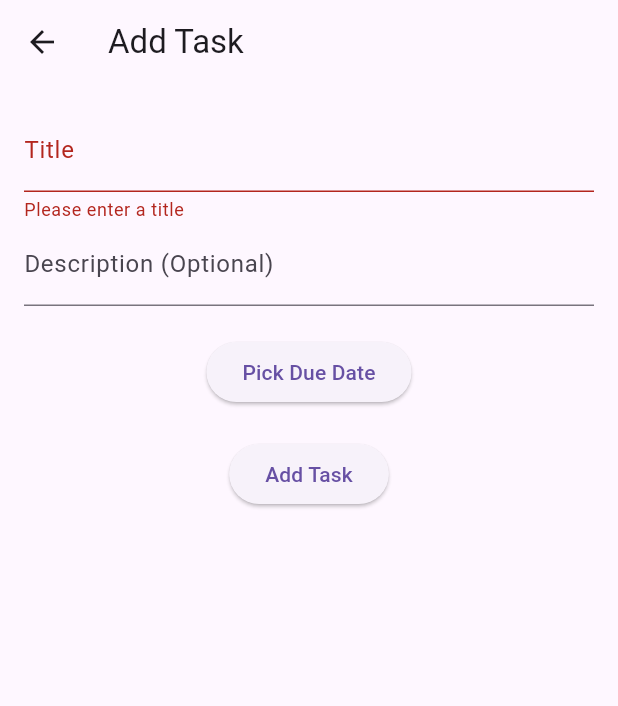
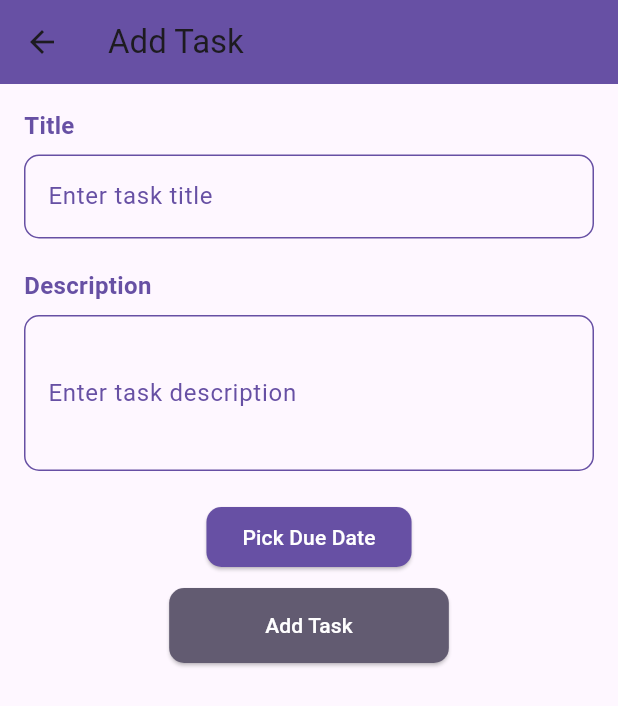
Before and after one commit to mercadomichelle/todoListApp, a Flutter app: the AddTaskPage screen opened directly, after a tap on "Add Task", on a phone screen of 412 x 824 dp. Shown: the top 706 px of the screen. Run offline on Flutter 3.47's test engine with Material 3 defaults, Android fonts, the phone set to English and light mode, and no system bars; our stand-ins replace shared_preferences, table_calendar; accounts and stored records are empty.

Commit message:
Update add_task_page.dart

```diff
--- a/lib/screens/add_task_page.dart
+++ b/lib/screens/add_task_page.dart
@@ -1,84 +1,153 @@
 import 'package:flutter/material.dart';
 import 'package:provider/provider.dart';
 import 'package:appdev_proj/models/todo_model.dart';
-import 'package:uuid/uuid.dart';
 
-class AddTaskPage extends StatefulWidget {
-  @override
-  _AddTaskPageState createState() => _AddTaskPageState();
-}
-
-class _AddTaskPageState extends State<AddTaskPage> {
+class AddTaskPage extends StatelessWidget {
   final _titleController = TextEditingController();
   final _descriptionController = TextEditingController();
   DateTime _dueDate = DateTime.now();
-  final _formKey = GlobalKey<FormState>();
+  bool _isDone = false;
 
   @override
   Widget build(BuildContext context) {
+    final theme = Theme.of(context);
+    final primaryColor = theme.primaryColor;
+    final secondaryColor = theme.colorScheme.secondary;
+
     return Scaffold(
       appBar: AppBar(
         title: const Text('Add Task'),
+        leading: IconButton(
+          icon: const Icon(Icons.arrow_back),
+          onPressed: () {
+            Navigator.of(context).pop();
+          },
+        ),
+        backgroundColor: primaryColor,
       ),
       body: Padding(
         padding: const EdgeInsets.all(16.0),
-        child: Form(
-          key: _formKey,
         child: Column(
+          crossAxisAlignment: CrossAxisAlignment.start,
           children: [
-              TextFormField(
+            Text(
+              'Title',
+              style: TextStyle(
+                color: primaryColor,
+                fontSize: 16,
+                fontWeight: FontWeight.bold,
+              ),
+            ),
+            const SizedBox(height: 8),
+            TextField(
               controller: _titleController,
-                decoration: const InputDecoration(labelText: 'Title'),
-                validator: (value) {
-                  if (value == null || value.isEmpty) {
-                    return 'Please enter a title';
-                  }
-                  return null;
-                },
+              decoration: InputDecoration(
+                labelText: 'Enter task title',
+                labelStyle: TextStyle(color: primaryColor),
+                enabledBorder: OutlineInputBorder(
+                  borderRadius: BorderRadius.circular(10),
+                  borderSide: BorderSide(color: primaryColor),
                 ),
-              TextFormField(
-                controller: _descriptionController,
-                decoration:
-                    const InputDecoration(labelText: 'Description (Optional)'),
+                focusedBorder: OutlineInputBorder(
+                  borderRadius: BorderRadius.circular(10),
+                  borderSide: BorderSide(color: secondaryColor),
+                ),
+              ),
             ),
             const SizedBox(height: 20),
-              ElevatedButton(
+            Text(
+              'Description',
+              style: TextStyle(
+                color: primaryColor,
+                fontSize: 16,
+                fontWeight: FontWeight.bold,
+              ),
+            ),
+            const SizedBox(height: 8),
+            TextField(
+              controller: _descriptionController,
+              decoration: InputDecoration(
+                labelText: 'Enter task description',
+                labelStyle: TextStyle(color: primaryColor),
+                enabledBorder: OutlineInputBorder(
+                  borderRadius: BorderRadius.circular(10),
+                  borderSide: BorderSide(color: primaryColor),
+                ),
+                focusedBorder: OutlineInputBorder(
+                  borderRadius: BorderRadius.circular(10),
+                  borderSide: BorderSide(color: secondaryColor),
+                ),
+              ),
+              maxLines: 3,
+            ),
+            const SizedBox(height: 20),
+            Center(
+              child: ElevatedButton(
                 onPressed: () async {
                   final pickedDate = await showDatePicker(
                     context: context,
                     initialDate: DateTime.now(),
                     firstDate: DateTime(2000),
                     lastDate: DateTime(2101),
+                    builder: (context, child) {
+                      return Theme(
+                        data: theme.copyWith(
+                          colorScheme: ColorScheme.light(
+                            primary: primaryColor,
+                            onPrimary: Colors.white,
+                            onSurface: primaryColor,
+                          ),
+                        ),
+                        child: child!,
+                      );
+                    },
                   );
                   if (pickedDate != null && pickedDate != _dueDate) {
-                    setState(() {
                     _dueDate = pickedDate;
-                    });
                   }
                 },
-                child: Text('Pick Due Date'),
+                style: ElevatedButton.styleFrom(
+                  backgroundColor: primaryColor,
+                  foregroundColor: Colors.white,
+                  shape: RoundedRectangleBorder(
+                    borderRadius: BorderRadius.circular(10),
                   ),
-              const SizedBox(height: 20),
-              ElevatedButton(
+                ),
+                child: const Text('Pick Due Date'),
+              ),
+            ),
+            const SizedBox(height: 10),
+            Center(
+              child: ElevatedButton(
                 onPressed: () {
-                  if (_formKey.currentState!.validate()) {
+                  if (_titleController.text.isNotEmpty &&
+                      _descriptionController.text.isNotEmpty) {
                     final newTask = Task(
-                      id: const Uuid().v4(),
                       title: _titleController.text,
-                      description: _descriptionController.text.isNotEmpty
-                          ? _descriptionController.text
-                          : null,
+                      description: _descriptionController.text,
                       dueDate: _dueDate,
+                      isDone: _isDone,
+                      id: '',
                     );
                     Provider.of<TodoModel>(context, listen: false)
                         .addTask(newTask);
                     Navigator.pop(context);
                   }
                 },
-                child: const Text('Add Task'),
+                style: ElevatedButton.styleFrom(
+                  backgroundColor: secondaryColor,
+                  foregroundColor: Colors.white,
+                  shape: RoundedRectangleBorder(
+                    borderRadius: BorderRadius.circular(10),
+                  ),
+                ),
+                child: const Padding(
+                  padding: EdgeInsets.symmetric(horizontal: 40, vertical: 15),
+                  child: Text('Add Task'),
+                ),
+              ),
             ),
           ],
-          ),
         ),
       ),
     );
```
Lines whose indentation alone changed are shown as unchanged.
